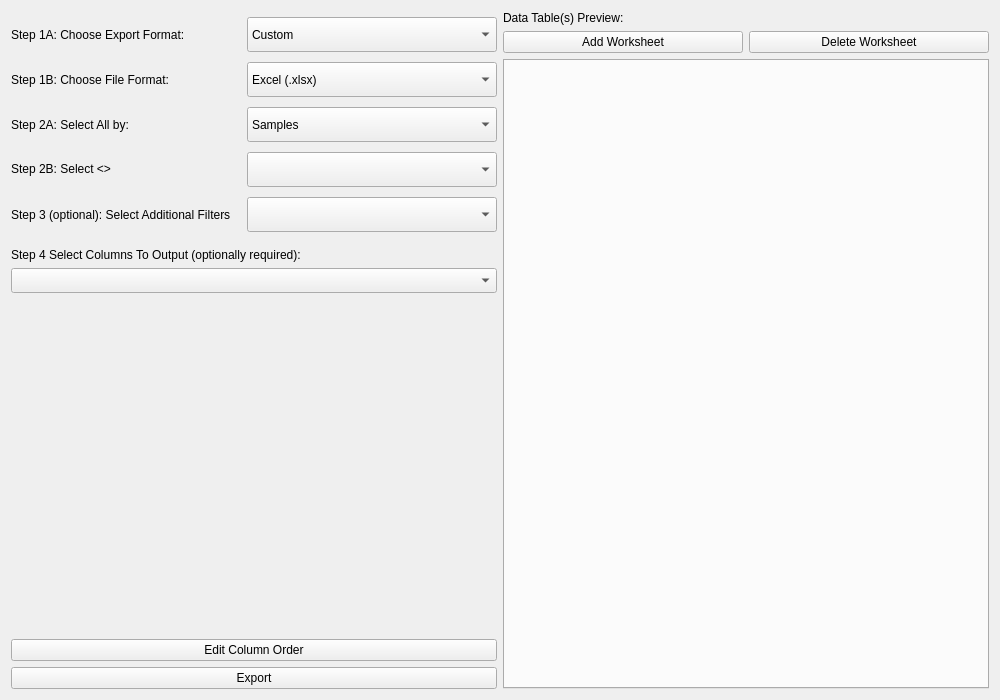
Above: ui/ExporterUI.ui from kathrynmetcalf/GeoCORK before the change. Below: the same form after it.
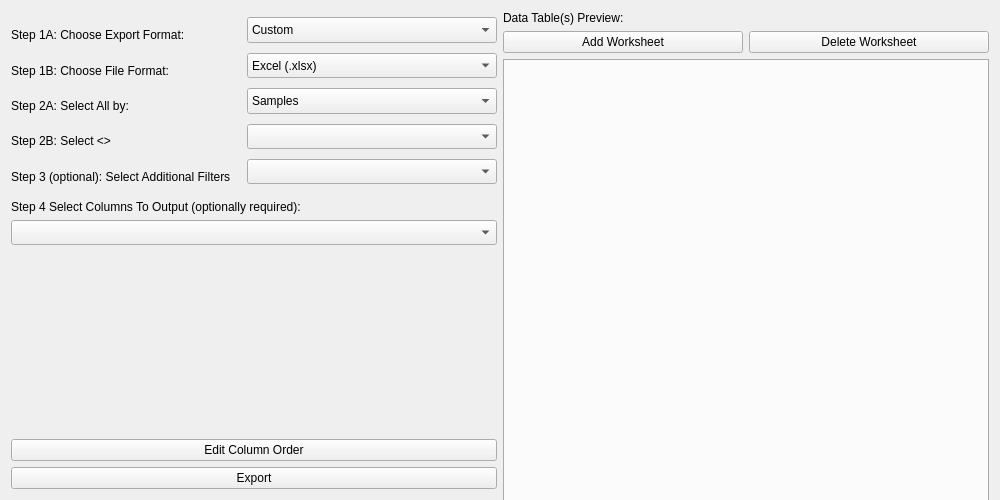
That is the form after the change. Custom widgets are drawn as their Qt base class.

```diff
--- a/ui/ExporterUI.ui
+++ b/ui/ExporterUI.ui
@@ -7,13 +7,13 @@
     <x>0</x>
     <y>0</y>
     <width>1000</width>
-    <height>700</height>
+    <height>500</height>
    </rect>
   </property>
   <property name="minimumSize">
    <size>
     <width>1000</width>
-    <height>700</height>
+    <height>500</height>
    </size>
   </property>
   <property name="windowTitle">
```
